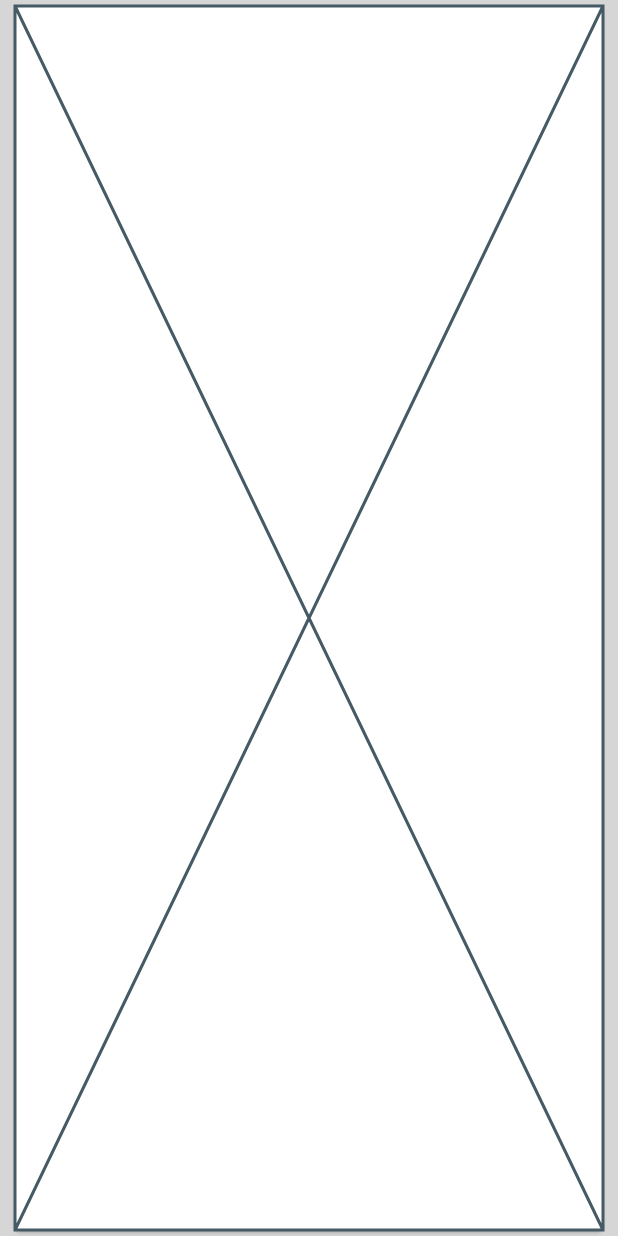
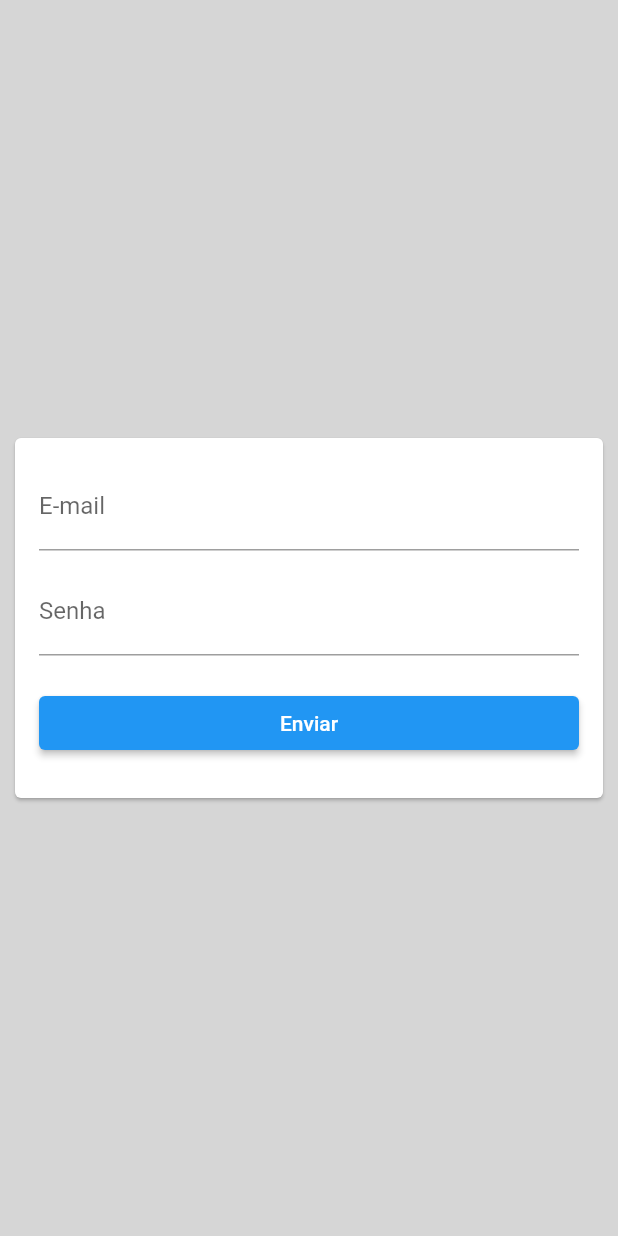
Before and after one commit to gralmeidan/devnology, a Flutter app: the screen it shows after launch, on a phone screen of 412 x 824 dp. Run offline on Flutter 3.47's test engine with Material 2 defaults, Android fonts, the phone set to English and light mode, and no system bars.

Commit message:
feat(front): added simple sign in form to SignInView

```diff
--- /dev/null
+++ b/front/lib/auth/sign_in_form.dart
@@ -0,0 +1,77 @@
+import 'package:flutter/material.dart';
+
+class SignInForm extends StatefulWidget {
+  const SignInForm({super.key});
+
+  @override
+  State<SignInForm> createState() => _SignInFormState();
+}
+
+class _SignInFormState extends State<SignInForm> {
+  final _formKey = GlobalKey<FormState>();
+  String? _email;
+  String? _password;
+
+  String? _validateEmail(String? value) {
+    final regexEmail = RegExp(r'^[\w-\.]+@([\w-]+\.)+[\w-]{2,4}$');
+
+    if (!regexEmail.hasMatch(value ?? '')) {
+      return 'E-mail inválido';
+    }
+    return null;
+  }
+
+  String? _validatePassword(String? value) {
+    if (value == null) {
+      return 'Senha deve ser preenchida';
+    }
+
+    if (value.length < 6) {
+      return 'Senha deve ter no mínimo 6 caracteres';
+    }
+    return null;
+  }
+
+  @override
+  Widget build(BuildContext context) {
+    return Form(
+      key: _formKey,
+      child: Column(
+        mainAxisSize: MainAxisSize.min,
+        children: [
+          SizedBox(
+            height: 70,
+            child: TextFormField(
+              validator: _validateEmail,
+              onSaved: (value) => _email = value,
+              decoration: const InputDecoration(labelText: 'E-mail'),
+            ),
+          ),
+          SizedBox(
+            height: 70,
+            child: TextFormField(
+              validator: _validatePassword,
+              onSaved: (value) => _password = value,
+              decoration: const InputDecoration(labelText: 'Senha'),
+            ),
+          ),
+          Container(
+            margin: const EdgeInsets.symmetric(vertical: 10.0),
+            width: double.infinity,
+            child: ElevatedButton(
+              onPressed: () {
+                if (_formKey.currentState!.validate()) {
+                  _formKey.currentState!.save();
+                  ScaffoldMessenger.of(context).showSnackBar(
+                    const SnackBar(content: Text('Processing Data')),
+                  );
+                }
+              },
+              child: const Text('Enviar'),
+            ),
+          )
+        ],
+      ),
+    );
+  }
+}
--- a/front/lib/auth/sign_in_view.dart
+++ b/front/lib/auth/sign_in_view.dart
@@ -1,4 +1,5 @@
 import 'package:flutter/material.dart';
+import 'package:front/auth/sign_in_form.dart';
 
 class SignInView extends StatelessWidget {
   const SignInView({super.key});
@@ -10,7 +11,12 @@ class SignInView extends StatelessWidget {
       body: const Center(
         child: SizedBox(
           width: 400,
-          child: Card(child: Placeholder()),
+          child: Card(
+            child: Padding(
+              padding: EdgeInsets.all(16.0),
+              child: SignInForm(),
+            ),
+          ),
         ),
       ),
     );
```
